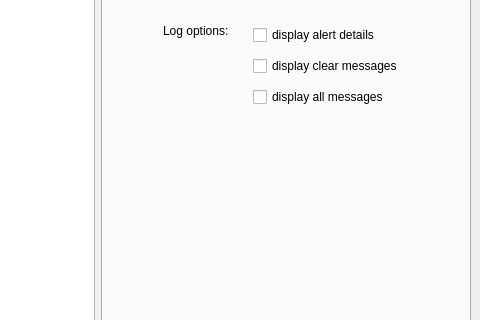
Above: pie/gui/mainwindow.ui from Riftr/intelpy before the change; both pictures show x 285 to 765 and y 155 to 475 of the 765 by 811 pixel window. Below: the same form after it.
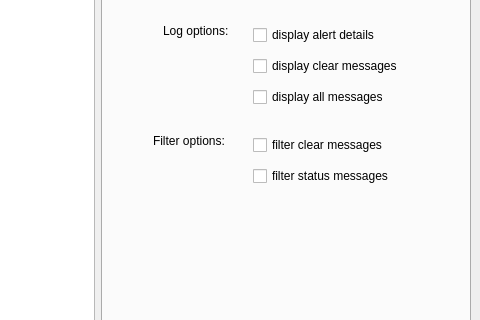
That is the form after the change. The open tabs and pages were chosen to show the change. Icons and pictures are not drawn.

Diff of the .ui file:
```diff
--- a/pie/gui/mainwindow.ui
+++ b/pie/gui/mainwindow.ui
@@ -450,6 +450,45 @@
              <string>Log options:</string>
             </property>
            </widget>
+           <widget class="QWidget" name="verticalLayoutWidget_2">
+            <property name="geometry">
+             <rect>
+              <x>150</x>
+              <y>250</y>
+              <width>192</width>
+              <height>61</height>
+             </rect>
+            </property>
+            <layout class="QVBoxLayout" name="verticalLayout_2">
+             <item>
+              <widget class="QCheckBox" name="checkBox_filterclear">
+               <property name="text">
+                <string>filter clear messages</string>
+               </property>
+              </widget>
+             </item>
+             <item>
+              <widget class="QCheckBox" name="checkBox_filterstatus">
+               <property name="text">
+                <string>filter status messages</string>
+               </property>
+              </widget>
+             </item>
+            </layout>
+           </widget>
+           <widget class="QLabel" name="label_9">
+            <property name="geometry">
+             <rect>
+              <x>50</x>
+              <y>250</y>
+              <width>101</width>
+              <height>22</height>
+             </rect>
+            </property>
+            <property name="text">
+             <string>Filter options:</string>
+            </property>
+           </widget>
           </widget>
           <widget class="QWidget" name="zabout_tab">
            <attribute name="title">
```
Left out of the diff: 2 changed lines with no effect on the pictures.
